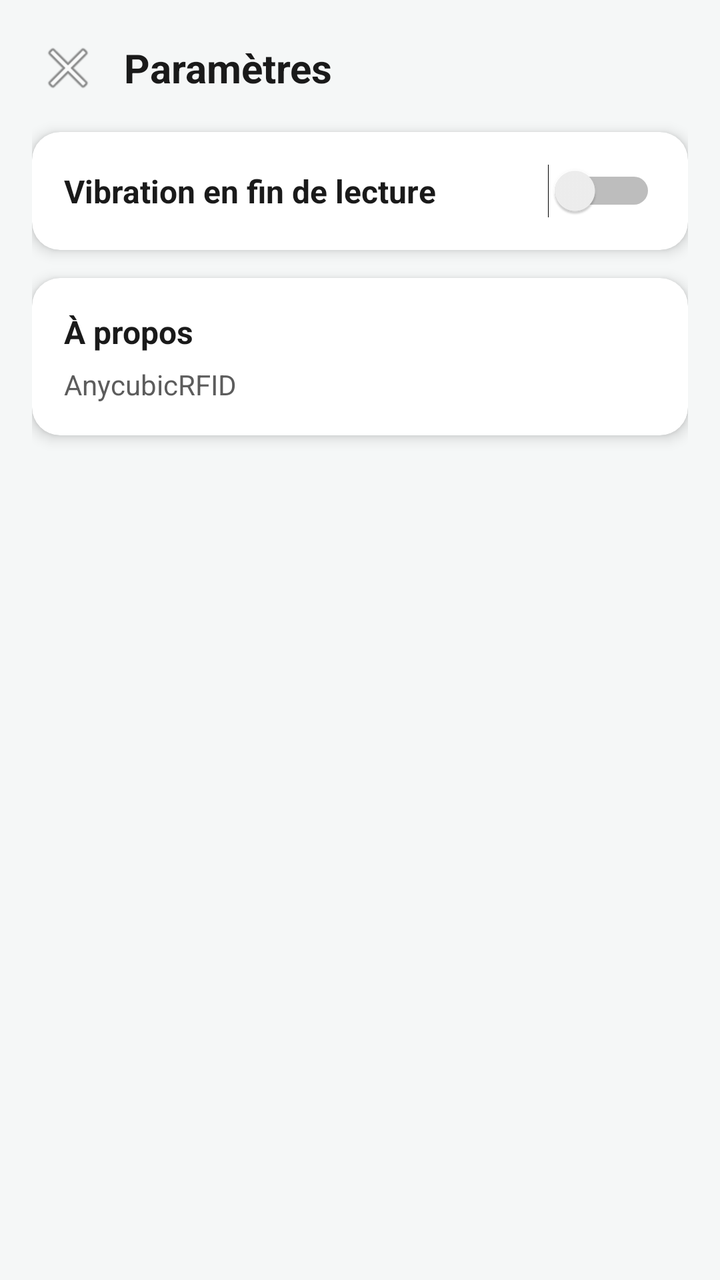
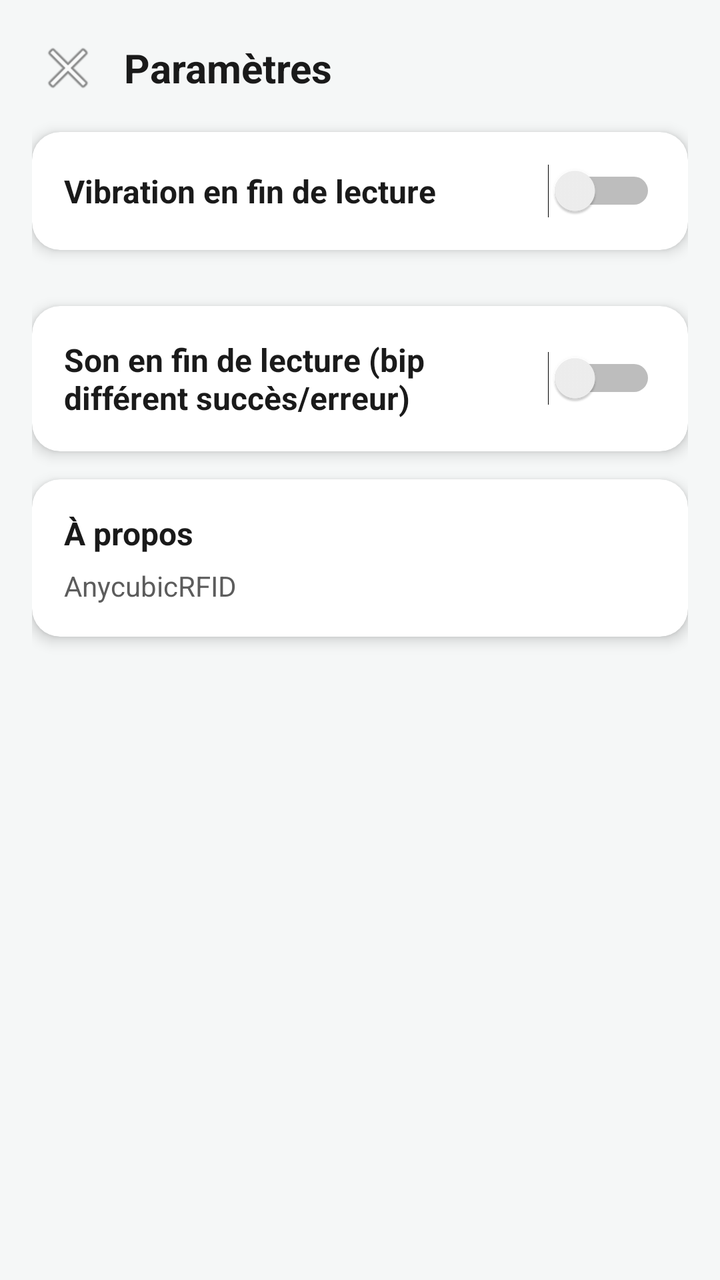

An Android layout rendered at two revisions. The XML below is the earlier revision; the diff shows what the commit changed to produce the second picture.
<!-- AndroidManifest.xml: application theme Theme.ElegooRFID -->
<!-- res/layout/activity_settings.xml -->
<?xml version="1.0" encoding="utf-8"?>
<ScrollView xmlns:android="http://schemas.android.com/apk/res/android"
    xmlns:app="http://schemas.android.com/apk/res-auto"
    android:layout_width="match_parent"
    android:layout_height="match_parent"
    android:background="@color/fond_clair"
    android:fillViewport="true">

    <LinearLayout
        android:layout_width="match_parent"
        android:layout_height="wrap_content"
        android:orientation="vertical"
        android:padding="16dp">

        <LinearLayout
            android:layout_width="match_parent"
            android:layout_height="wrap_content"
            android:orientation="horizontal"
            android:gravity="center_vertical"
            android:paddingBottom="14dp">

            <ImageButton
                android:id="@+id/btnRetour"
                android:layout_width="36dp"
                android:layout_height="36dp"
                android:background="@android:color/transparent"
                android:src="@android:drawable/ic_menu_close_clear_cancel"
                android:contentDescription="Retour" />

            <TextView
                android:layout_width="wrap_content"
                android:layout_height="wrap_content"
                android:layout_marginStart="10dp"
                android:text="Paramètres"
                android:textSize="20sp"
                android:textStyle="bold"
                android:textColor="@color/texte_principal" />
        </LinearLayout>

        <androidx.cardview.widget.CardView
            android:layout_width="match_parent"
            android:layout_height="wrap_content"
            android:layout_marginBottom="14dp"
            app:cardCornerRadius="14dp"
            app:cardElevation="4dp"
            app:cardBackgroundColor="@color/carte_blanc">

            <LinearLayout
                android:layout_width="match_parent"
                android:layout_height="wrap_content"
                android:orientation="horizontal"
                android:gravity="center_vertical"
                android:padding="16dp">

                <TextView
                    android:layout_width="0dp"
                    android:layout_height="wrap_content"
                    android:layout_weight="1"
                    android:text="Vibration en fin de lecture"
                    android:textColor="@color/texte_principal"
                    android:textSize="16sp"
                    android:textStyle="bold" />

                <Switch
                    android:id="@+id/interrupteurVibration"
                    android:layout_width="wrap_content"
                    android:layout_height="wrap_content" />

            </LinearLayout>

        </androidx.cardview.widget.CardView>

        <androidx.cardview.widget.CardView
            android:layout_width="match_parent"
            android:layout_height="wrap_content"
            app:cardCornerRadius="14dp"
            app:cardElevation="4dp"
            app:cardBackgroundColor="@color/carte_blanc">

            <LinearLayout
                android:layout_width="match_parent"
                android:layout_height="wrap_content"
                android:orientation="vertical"
                android:padding="16dp">

                <TextView
                    android:layout_width="wrap_content"
                    android:layout_height="wrap_content"
                    android:text="À propos"
                    android:textColor="@color/texte_principal"
                    android:textSize="16sp"
                    android:textStyle="bold" />

                <TextView
                    android:id="@+id/texteVersion"
                    android:layout_width="wrap_content"
                    android:layout_height="wrap_content"
                    android:layout_marginTop="6dp"
                    android:text="AnycubicRFID"
                    android:textColor="@color/texte_secondaire"
                    android:textSize="14sp" />

            </LinearLayout>

        </androidx.cardview.widget.CardView>

    </LinearLayout>

</ScrollView>
<!-- resources referenced by this layout -->
<resources>
  <color name="carte_blanc">#FFFFFF</color>
  <color name="fond_clair">#F5F7F7</color>
  <color name="texte_principal">#1A1A1A</color>
  <color name="texte_secondaire">#5C5C5C</color>
  <style name="Theme.ElegooRFID" parent="Theme.AppCompat.DayNight.NoActionBar">
          <item name="colorPrimary">@color/elegoo_vert</item>
          <item name="android:windowBackground">@color/fond_clair</item>
      </style>
  <color name="elegoo_vert">#00A651</color>
</resources>

<!-- the commit's change to res/layout/activity_settings.xml (unified diff, before → after) -->
@@ -73,6 +73,40 @@
         <androidx.cardview.widget.CardView
             android:layout_width="match_parent"
             android:layout_height="wrap_content"
+            android:layout_marginTop="14dp"
+            android:layout_marginBottom="14dp"
+            app:cardCornerRadius="14dp"
+            app:cardElevation="4dp"
+            app:cardBackgroundColor="@color/carte_blanc">
+
+            <LinearLayout
+                android:layout_width="match_parent"
+                android:layout_height="wrap_content"
+                android:orientation="horizontal"
+                android:gravity="center_vertical"
+                android:padding="16dp">
+
+                <TextView
+                    android:layout_width="0dp"
+                    android:layout_height="wrap_content"
+                    android:layout_weight="1"
+                    android:text="Son en fin de lecture (bip différent succès/erreur)"
+                    android:textColor="@color/texte_principal"
+                    android:textSize="16sp"
+                    android:textStyle="bold" />
+
+                <Switch
+                    android:id="@+id/interrupteurSon"
+                    android:layout_width="wrap_content"
+                    android:layout_height="wrap_content" />
+
+            </LinearLayout>
+
+        </androidx.cardview.widget.CardView>
+
+        <androidx.cardview.widget.CardView
+            android:layout_width="match_parent"
+            android:layout_height="wrap_content"
             app:cardCornerRadius="14dp"
             app:cardElevation="4dp"
             app:cardBackgroundColor="@color/carte_blanc">
